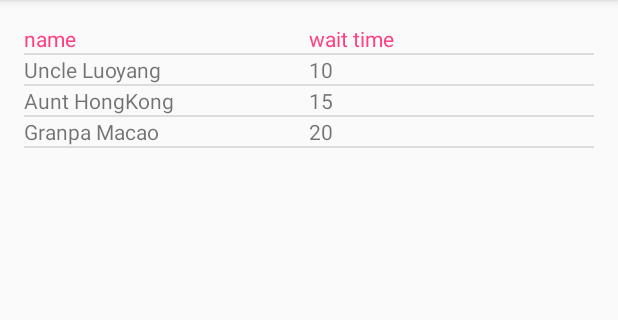
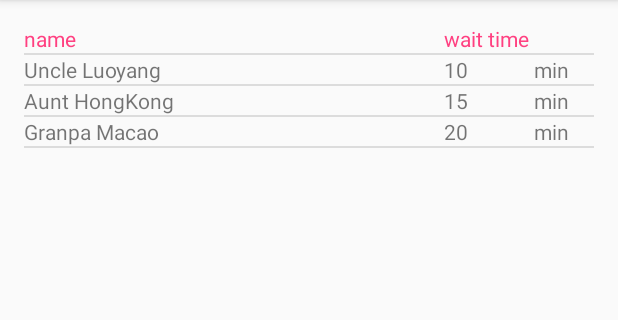
Before and after one commit to yayshine/PickUp, an Android app: the screen it shows after launch (OrderActivity), on a phone screen of 412 x 824 dp, the part 84-404 px from its top. Run offline under Robolectric (Android 15) with nearby library versions, the phone set to English and light mode, and no system bars.

Commit message:
Changed dimensions for VendorListFragment

```diff
--- a/app/src/main/res/layout/view_vendor_list_header.xml
+++ b/app/src/main/res/layout/view_vendor_list_header.xml
@@ -13,9 +13,8 @@
 
     <TextView
         android:id="@+id/text_wait_time_label"
-        android:layout_width="match_parent"
+        android:layout_width="100dp"
         android:layout_height="wrap_content"
-        android:layout_weight="1"
         android:textColor="@color/colorAccent"
         android:text="waitTime" />
 </LinearLayout>
--- a/app/src/main/res/layout/view_vendor_list_item.xml
+++ b/app/src/main/res/layout/view_vendor_list_item.xml
@@ -12,8 +12,13 @@
 
     <TextView
         android:id="@+id/text_wait_time"
-        android:layout_width="match_parent"
+        android:layout_width="60dp"
         android:layout_height="wrap_content"
-        android:layout_weight="1"
         android:text="waitTime" />
+
+    <TextView
+        android:id="@+id/text_min"
+        android:layout_width="40dp"
+        android:layout_height="wrap_content"
+        android:text="min" />
 </LinearLayout>
```
